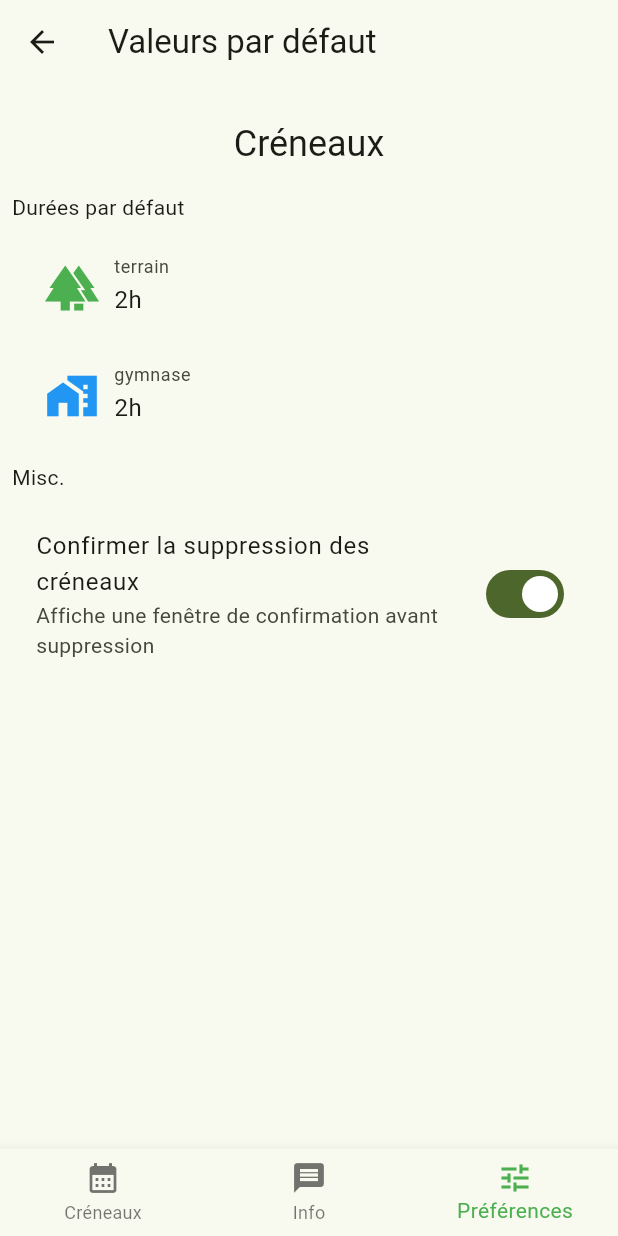
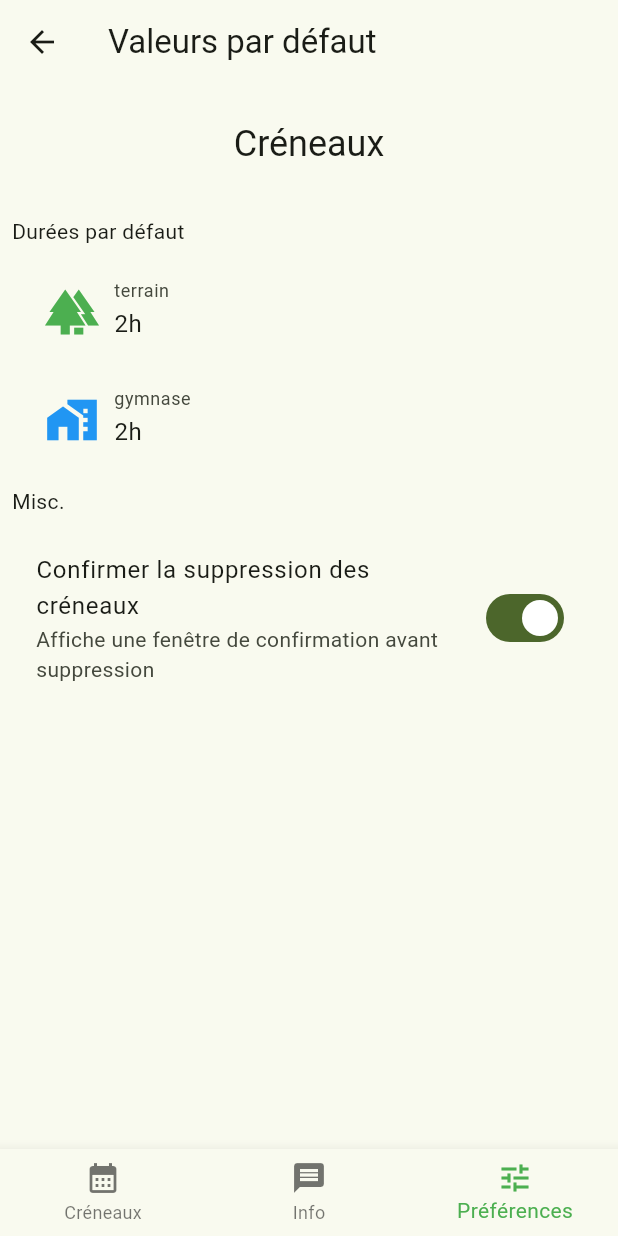
Before and after one commit to nbarikipoulos/appli-caslf, a Flutter app: the DefaultValuesPage screen opened by its route, on a phone screen of 412 x 824 dp. Run offline on Flutter 3.47's test engine with Material 3 defaults, Android fonts, the phone set to English and light mode, and no system bars; our stand-ins replace cloud_firestore, device_info_plus, firebase_auth, firebase_core, firebase_messaging, go_router and 2 more; missing offline and left inert: duration_picker, firebase_ui_auth, firebase_ui_localizations, firebase_ui_shared; accounts and stored records are empty; generated files the repository leaves out were written again; statements that could not run were skipped.

Commit message:
#45: Misc. code

```diff
--- a/lib/screens/settings/default_values_page.dart
+++ b/lib/screens/settings/default_values_page.dart
@@ -1,5 +1,6 @@
 import 'package:caslf/models/location/location.dart';
 import 'package:caslf/services/preferences_service.dart';
+import 'package:caslf/utils/string_utils.dart';
 import 'package:caslf/widgets/heading_item.dart';
 import 'package:caslf/widgets/localization.dart';
 import 'package:caslf/widgets/time/duration_form_field.dart';
@@ -31,6 +32,7 @@ class _DefaultValuesPageState extends State<DefaultValuesPage> {
         child: SingleChildScrollView(
           padding: const EdgeInsets.all(8.0),
           child: Column(
+            spacing: 16,
             crossAxisAlignment: CrossAxisAlignment.start,
             children: [
               Center(
@@ -38,30 +40,21 @@ class _DefaultValuesPageState extends State<DefaultValuesPage> {
                   title: tr(context)!.screen_default_time_slot_subtitle
                 ),
               ),
-              // Divider(color: primary),
               Text(
                 tr(context)!.screen_default_duration_subtitle
               ),
-              SizedBox(height: 16),
-              _duration(
-                context,
-                Location.ground
+              ...Location.helper.values.map(
+                (location) => _duration(context, location)
               ),
-              SizedBox(height: 16),
-              _duration(
-                context,
-                Location.gymnasium
+              Text(
+                tr(context)!.misc.toCapitalized
               ),
-              SizedBox(height: 16),
-              Text('Misc.'),
-              SizedBox(height: 16),
               _confirmDeletion(context, shouldConfirmDeletion)
             ],
           )
         ),
       ),
     );
-    // );
   }
 
   Widget _confirmDeletion(
```
